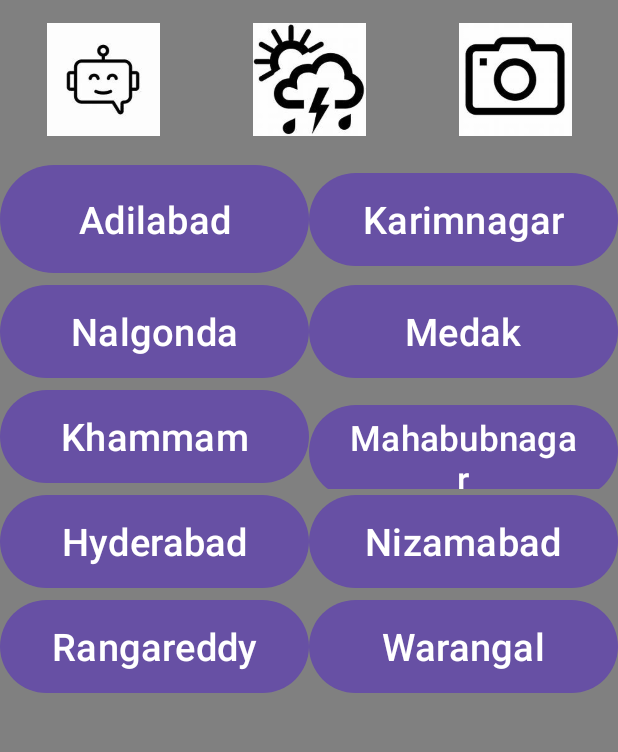
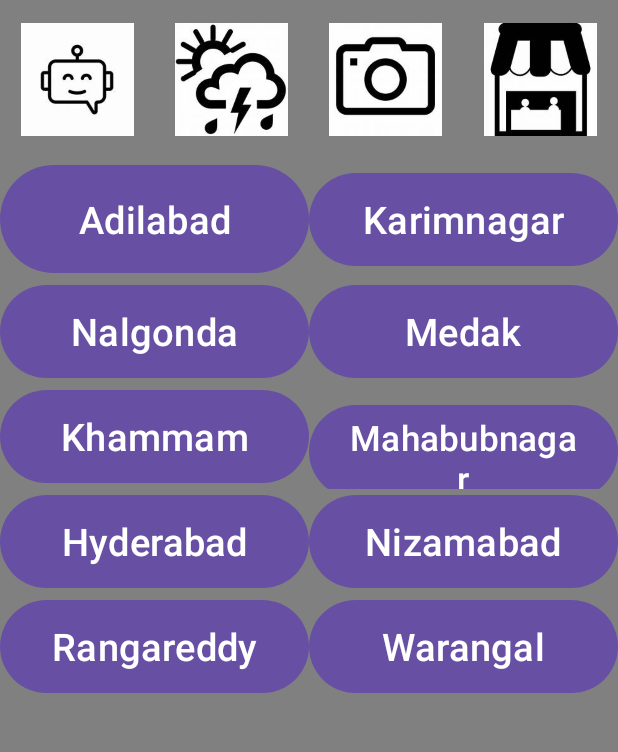
Before and after one commit to redraven001/FarmEasy, an Android app: the screen it shows after launch (MainActivity), on a phone screen of 412 x 824 dp, the part 75-827 px from its top. Run offline under Robolectric (Android 15) with nearby library versions, the light colour scheme and no system bars.

Commit message:
first commit

```diff
--- a/app/src/main/res/layout/activity_main.xml
+++ b/app/src/main/res/layout/activity_main.xml
@@ -63,6 +63,12 @@
             android:layout_height="75dp"
             android:layout_weight="1"
             android:src="@drawable/img_3" />
+        <ImageView
+            android:id="@+id/market_rates"
+            android:layout_width="75dp"
+            android:layout_height="75dp"
+            android:layout_weight="1"
+            android:src="@drawable/img_5" />
     </LinearLayout>
     <LinearLayout
         android:layout_width="match_parent"
```
Also changed, not shown: app/src/main/res/drawable/img_5.png (added).
